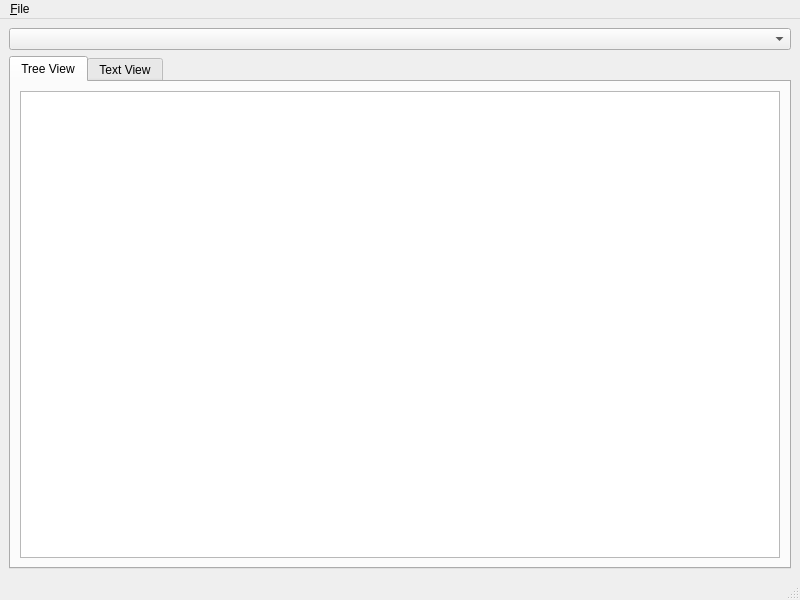
Before: the Qt Designer form Code/Framework/AzToolsFramework/AzToolsFramework/UI/DPEDebugViewer/DPEDebugWindow.ui in o3de/o3de, drawn with Qt 5.
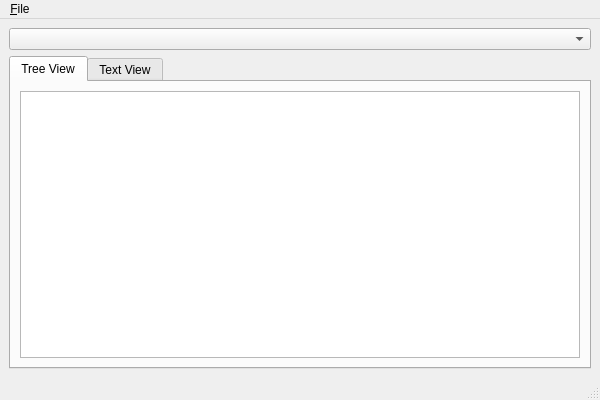
After: the same form once the commit is applied. Custom widgets are drawn as their Qt base class.

```diff
--- a/Code/Framework/AzToolsFramework/AzToolsFramework/UI/DPEDebugViewer/DPEDebugWindow.ui
+++ b/Code/Framework/AzToolsFramework/AzToolsFramework/UI/DPEDebugViewer/DPEDebugWindow.ui
@@ -6,8 +6,8 @@
    <rect>
     <x>0</x>
     <y>0</y>
-    <width>800</width>
-    <height>600</height>
+    <width>600</width>
+    <height>400</height>
    </rect>
   </property>
   <property name="windowTitle">
@@ -37,7 +37,7 @@
            <enum>QAbstractItemView::SelectItems</enum>
           </property>
           <property name="rootIsDecorated">
-           <bool>false</bool>
+           <bool>true</bool>
           </property>
           <property name="uniformRowHeights">
            <bool>true</bool>
@@ -75,7 +75,7 @@
     <rect>
      <x>0</x>
      <y>0</y>
-     <width>800</width>
+     <width>600</width>
      <height>22</height>
     </rect>
    </property>
```
